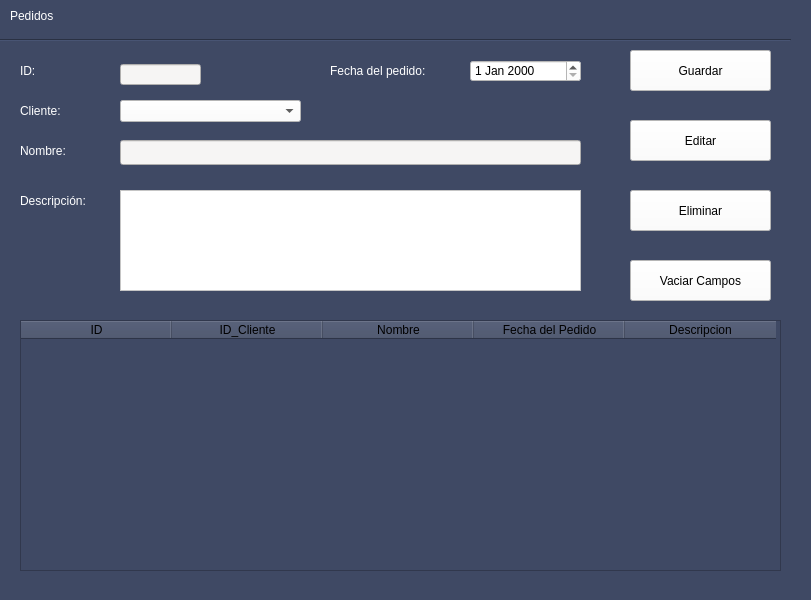
This is Proyecto/Interfaces/Ui/Pedidos.ui in EdCenten0/MAPA-Python as Qt 5 draws it before an edit. The edited form follows.
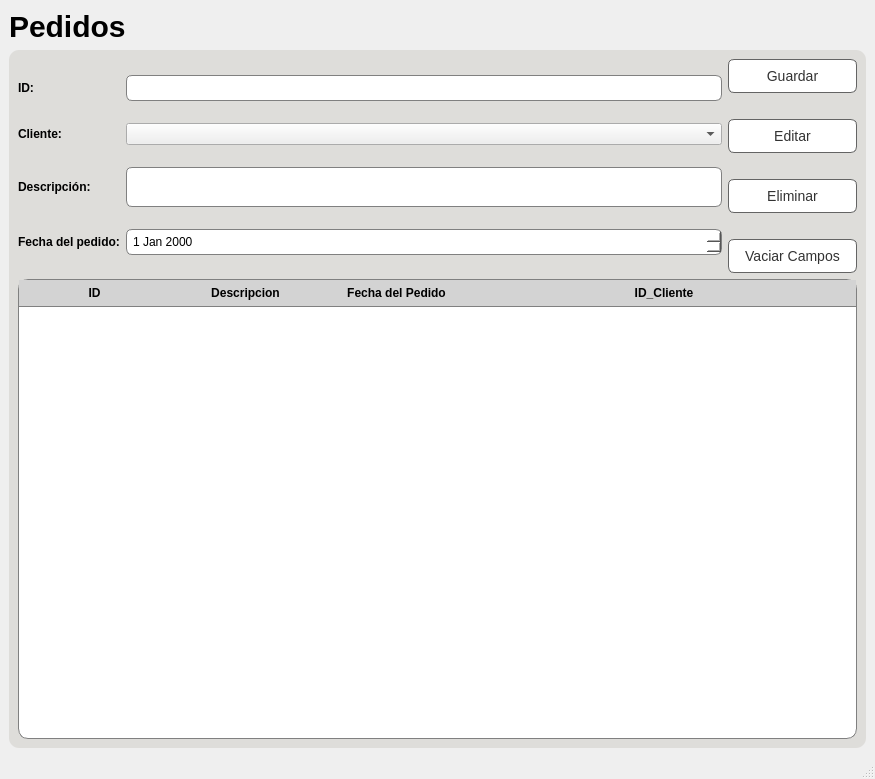
This is the edited form.

Commit message: Cambio de diseño

```diff
--- a/Proyecto/Interfaces/Ui/Pedidos.ui
+++ b/Proyecto/Interfaces/Ui/Pedidos.ui
@@ -6,312 +6,517 @@
    <rect>
     <x>0</x>
     <y>0</y>
-    <width>811</width>
-    <height>600</height>
+    <width>875</width>
+    <height>779</height>
    </rect>
   </property>
   <property name="windowTitle">
    <string>Pedidos</string>
   </property>
   <property name="styleSheet">
-   <string notr="true">background-color: rgb(63, 73, 100);
-</string>
+   <string notr="true"/>
   </property>
   <widget class="QWidget" name="centralwidget">
-   <widget class="QTableWidget" name="tb_Pedidos">
-    <property name="geometry">
-     <rect>
-      <x>20</x>
-      <y>320</y>
-      <width>761</width>
-      <height>251</height>
-     </rect>
-    </property>
-    <attribute name="horizontalHeaderDefaultSectionSize">
-     <number>151</number>
-    </attribute>
-    <column>
-     <property name="text">
-      <string>ID</string>
-     </property>
-    </column>
-    <column>
-     <property name="text">
-      <string>ID_Cliente</string>
-     </property>
-    </column>
-    <column>
-     <property name="text">
-      <string>Nombre</string>
-     </property>
-    </column>
-    <column>
-     <property name="text">
-      <string>Fecha del Pedido</string>
-     </property>
-    </column>
-    <column>
-     <property name="text">
-      <string>Descripcion</string>
-     </property>
-    </column>
-   </widget>
-   <widget class="QLabel" name="label">
-    <property name="geometry">
-     <rect>
-      <x>10</x>
-      <y>0</y>
-      <width>191</width>
-      <height>31</height>
-     </rect>
-    </property>
-    <property name="styleSheet">
-     <string notr="true">font: 20pt &quot;MS Shell Dlg 2&quot;;
-color: rgb(255, 255, 255);</string>
-    </property>
-    <property name="text">
-     <string>Pedidos</string>
-    </property>
-   </widget>
-   <widget class="Line" name="line">
-    <property name="geometry">
-     <rect>
-      <x>0</x>
-      <y>30</y>
-      <width>791</width>
-      <height>20</height>
-     </rect>
-    </property>
-    <property name="sizePolicy">
-     <sizepolicy hsizetype="Fixed" vsizetype="Fixed">
-      <horstretch>0</horstretch>
-      <verstretch>0</verstretch>
-     </sizepolicy>
-    </property>
-    <property name="orientation">
-     <enum>Qt::Horizontal</enum>
-    </property>
-   </widget>
-   <widget class="QDateEdit" name="dt_pedido">
-    <property name="geometry">
-     <rect>
-      <x>470</x>
-      <y>60</y>
-      <width>111</width>
-      <height>22</height>
-     </rect>
-    </property>
-    <property name="styleSheet">
-     <string notr="true">background-color: rgb(255, 255, 255);</string>
-    </property>
-   </widget>
-   <widget class="QLabel" name="label_6">
-    <property name="geometry">
-     <rect>
-      <x>20</x>
-      <y>60</y>
-      <width>71</width>
-      <height>21</height>
-     </rect>
-    </property>
-    <property name="styleSheet">
-     <string notr="true">font: 12pt &quot;MS Shell Dlg 2&quot;;
-color: rgb(255, 255, 255);</string>
-    </property>
-    <property name="text">
-     <string>ID:</string>
-    </property>
-   </widget>
-   <widget class="QLineEdit" name="line_Id">
-    <property name="enabled">
-     <bool>false</bool>
-    </property>
-    <property name="geometry">
-     <rect>
-      <x>120</x>
-      <y>64</y>
-      <width>81</width>
-      <height>21</height>
-     </rect>
-    </property>
-    <property name="styleSheet">
-     <string notr="true">background-color: rgb(246, 245, 244);</string>
-    </property>
-   </widget>
-   <widget class="QLabel" name="label_7">
-    <property name="geometry">
-     <rect>
-      <x>20</x>
-      <y>140</y>
-      <width>71</width>
-      <height>21</height>
-     </rect>
-    </property>
-    <property name="styleSheet">
-     <string notr="true">font: 12pt &quot;MS Shell Dlg 2&quot;;
-color: rgb(255, 255, 255);</string>
-    </property>
-    <property name="text">
-     <string>Nombre:</string>
-    </property>
-   </widget>
-   <widget class="QLineEdit" name="line_Nombre">
-    <property name="enabled">
-     <bool>true</bool>
-    </property>
-    <property name="geometry">
-     <rect>
-      <x>120</x>
-      <y>140</y>
-      <width>461</width>
-      <height>25</height>
-     </rect>
-    </property>
-    <property name="styleSheet">
-     <string notr="true">background-color: rgb(246, 245, 244);</string>
-    </property>
-   </widget>
-   <widget class="QTextEdit" name="line_Descripcion">
-    <property name="geometry">
-     <rect>
-      <x>120</x>
-      <y>190</y>
-      <width>461</width>
-      <height>101</height>
-     </rect>
-    </property>
-    <property name="styleSheet">
-     <string notr="true">background-color: rgb(255, 255, 255);</string>
-    </property>
-   </widget>
-   <widget class="QLabel" name="label_8">
-    <property name="geometry">
-     <rect>
-      <x>20</x>
-      <y>190</y>
-      <width>91</width>
-      <height>21</height>
-     </rect>
-    </property>
-    <property name="styleSheet">
-     <string notr="true">font: 12pt &quot;MS Shell Dlg 2&quot;;
-color: rgb(255, 255, 255);</string>
-    </property>
-    <property name="text">
-     <string>Descripción:</string>
-    </property>
-   </widget>
-   <widget class="QLabel" name="label_9">
-    <property name="geometry">
-     <rect>
-      <x>330</x>
-      <y>60</y>
-      <width>131</width>
-      <height>21</height>
-     </rect>
-    </property>
-    <property name="styleSheet">
-     <string notr="true">font: 12pt &quot;MS Shell Dlg 2&quot;;
-color: rgb(255, 255, 255);</string>
-    </property>
-    <property name="text">
-     <string>Fecha del pedido:</string>
-    </property>
-   </widget>
-   <widget class="QPushButton" name="bt_Guardar">
-    <property name="geometry">
-     <rect>
-      <x>630</x>
-      <y>50</y>
-      <width>141</width>
-      <height>41</height>
-     </rect>
-    </property>
-    <property name="styleSheet">
-     <string notr="true">background-color: rgb(255, 255, 255);</string>
-    </property>
-    <property name="text">
-     <string>Guardar</string>
-    </property>
-   </widget>
-   <widget class="QPushButton" name="bt_Eliminar">
-    <property name="geometry">
-     <rect>
-      <x>630</x>
-      <y>190</y>
-      <width>141</width>
-      <height>41</height>
-     </rect>
-    </property>
-    <property name="styleSheet">
-     <string notr="true">background-color: rgb(255, 255, 255);</string>
-    </property>
-    <property name="text">
-     <string>Eliminar</string>
-    </property>
-   </widget>
-   <widget class="QPushButton" name="bt_Editar">
-    <property name="geometry">
-     <rect>
-      <x>630</x>
-      <y>120</y>
-      <width>141</width>
-      <height>41</height>
-     </rect>
-    </property>
-    <property name="styleSheet">
-     <string notr="true">background-color: rgb(255, 255, 255);</string>
-    </property>
-    <property name="text">
-     <string>Editar</string>
-    </property>
-   </widget>
-   <widget class="QPushButton" name="bt_Vaciar">
-    <property name="geometry">
-     <rect>
-      <x>630</x>
-      <y>260</y>
-      <width>141</width>
-      <height>41</height>
-     </rect>
-    </property>
-    <property name="styleSheet">
-     <string notr="true">background-color: rgb(255, 255, 255);</string>
-    </property>
-    <property name="text">
-     <string>Vaciar Campos</string>
-    </property>
-   </widget>
-   <widget class="QLabel" name="label_10">
-    <property name="geometry">
-     <rect>
-      <x>20</x>
-      <y>100</y>
-      <width>91</width>
-      <height>21</height>
-     </rect>
-    </property>
-    <property name="styleSheet">
-     <string notr="true">font: 12pt &quot;MS Shell Dlg 2&quot;;
-color: rgb(255, 255, 255);</string>
-    </property>
-    <property name="text">
-     <string>Cliente:</string>
-    </property>
-   </widget>
-   <widget class="QComboBox" name="cb_cliente">
-    <property name="geometry">
-     <rect>
-      <x>120</x>
-      <y>100</y>
-      <width>181</width>
-      <height>22</height>
-     </rect>
-    </property>
-    <property name="styleSheet">
-     <string notr="true">background-color: rgb(255, 255, 255);</string>
-    </property>
-   </widget>
+   <layout class="QGridLayout" name="gridLayout_6">
+    <item row="1" column="0">
+     <widget class="QFrame" name="frame">
+      <property name="styleSheet">
+       <string notr="true">QFrame{
+	background-color: rgb(222, 221, 218);
+	border:none;
+}
+QPushButton {
+	background-color:rgb(255, 255, 255);
+	border:1px solid rgb(100,100,100);
+	color:rgb(50,50,50);
+    padding: 8px 16px;
+    border-radius: 6px;
+    font-size: 14px;
+}
+
+QPushButton:hover {
+    background-color: #D6D2D1;
+}
+
+QPushButton:pressed {
+    background-color: #52c7ff;
+}
+
+QLabel{
+		font-weight:500;
+}
+
+*{
+		font-family:&quot;Inter&quot;, sans-serif;
+		
+}
+
+QFrame{
+		background-color: rgb(222, 221, 218);
+		border-radius:10%;
+}
+
+QLineEdit {
+    background-color: white;
+    border: 1px solid gray;
+    padding: 4px;
+    border-radius: 6px;
+    font-size: 12px;
+}
+
+QLineEdit:focus {
+    border-color: #3daee9;
+    outline: none;
+}
+
+QLineEdit::hover {
+    background-color: #f0f0f0;
+}
+
+QTextEdit {
+    background-color: white;
+    border: 1px solid gray;
+    padding: 4px;
+    border-radius: 6px;
+    font-size: 12px;
+}
+
+QTextEdit:focus {
+    border-color: #3daee9;
+    outline: none;
+}
+
+QTextEdit::hover {
+    background-color: #f0f0f0;
+}
+
+QLabel{
+		font-weight:500;
+}</string>
+      </property>
+      <property name="frameShape">
+       <enum>QFrame::StyledPanel</enum>
+      </property>
+      <property name="frameShadow">
+       <enum>QFrame::Raised</enum>
+      </property>
+      <layout class="QGridLayout" name="gridLayout_2">
+       <item row="1" column="1">
+        <layout class="QVBoxLayout" name="verticalLayout_2">
+         <item>
+          <widget class="QTableWidget" name="tb_Pedidos">
+           <property name="styleSheet">
+            <string notr="true">QTableView QHeaderView::section {
+    font-size: 12px;
+    font-weight: bold;
+    background-color: lightgray;
+    padding: 4px;
+    border: none;
+    border-bottom: 1px solid gray;
+}
+
+QTableView {
+    background-color: white;
+    border: 1px solid gray;
+}
+
+QTableView QScrollBar:vertical {
+    width: 14px;
+    background-color: lightgray;
+}
+
+QTableView QScrollBar::handle:vertical {
+    background-color: gray;
+    border-radius: 7px;
+}
+
+QTableView QScrollBar::add-line:vertical,
+QTableView QScrollBar::sub-line:vertical {
+    background-color: transparent;
+}
+
+QTableView QScrollBar::add-page:vertical,
+QTableView QScrollBar::sub-page:vertical {
+    background-color: transparent;
+}
+
+QTableView QScrollBar:horizontal {
+    height: 14px;
+    background-color: lightgray;
+}
+
+QTableView QScrollBar::handle:horizontal {
+    background-color: gray;
+    border-radius: 7px;
+}
+
+QTableView QScrollBar::add-line:horizontal,
+QTableView QScrollBar::sub-line:horizontal {
+    background-color: transparent;
+}
+
+QTableView QScrollBar::add-page:horizontal,
+QTableView QScrollBar::sub-page:horizontal {
+    background-color: transparent;
+}
+</string>
+           </property>
+           <attribute name="horizontalHeaderDefaultSectionSize">
+            <number>151</number>
+           </attribute>
+           <attribute name="horizontalHeaderStretchLastSection">
+            <bool>true</bool>
+           </attribute>
+           <column>
+            <property name="text">
+             <string>ID</string>
+            </property>
+           </column>
+           <column>
+            <property name="text">
+             <string>Descripcion</string>
+            </property>
+           </column>
+           <column>
+            <property name="text">
+             <string>Fecha del Pedido</string>
+            </property>
+           </column>
+           <column>
+            <property name="text">
+             <string>ID_Cliente</string>
+            </property>
+           </column>
+          </widget>
+         </item>
+        </layout>
+       </item>
+       <item row="0" column="1">
+        <layout class="QGridLayout" name="gridLayout">
+         <item row="1" column="0">
+          <layout class="QGridLayout" name="gridLayout_5">
+           <item row="3" column="1">
+            <widget class="QDateEdit" name="dt_pedido">
+             <property name="styleSheet">
+              <string notr="true">QDateEdit {
+    background-color: white;
+    border: 1px solid gray;
+    padding: 4px;
+    border-radius: 6px;
+    font-size: 12px;
+}
+
+QDateEdit:focus {
+    border-color: #3daee9;
+    outline: none;
+}
+
+QDateEdit::hover {
+    background-color: #f0f0f0;
+}
+
+</string>
+             </property>
+            </widget>
+           </item>
+           <item row="2" column="0">
+            <widget class="QLabel" name="label_8">
+             <property name="styleSheet">
+              <string notr="true"/>
+             </property>
+             <property name="text">
+              <string>Descripción:</string>
+             </property>
+            </widget>
+           </item>
+           <item row="3" column="0">
+            <widget class="QLabel" name="label_9">
+             <property name="styleSheet">
+              <string notr="true"/>
+             </property>
+             <property name="text">
+              <string>Fecha del pedido:</string>
+             </property>
+            </widget>
+           </item>
+           <item row="1" column="1">
+            <widget class="QComboBox" name="cb_cliente">
+             <property name="styleSheet">
+              <string notr="true">QLineEdit {
+    background-color: white;
+    border: 1px solid gray;
+    padding: 4px;
+    border-radius: 6px;
+    font-size: 12px;
+}
+
+QLineEdit:focus {
+    border-color: #3daee9;
+    outline: none;
+}
+
+QLineEdit::hover {
+    background-color: #f0f0f0;
+}</string>
+             </property>
+            </widget>
+           </item>
+           <item row="0" column="1">
+            <widget class="QLineEdit" name="line_Id">
+             <property name="enabled">
+              <bool>false</bool>
+             </property>
+             <property name="styleSheet">
+              <string notr="true">QLineEdit {
+    background-color: white;
+    border: 1px solid gray;
+    padding: 4px;
+    border-radius: 6px;
+    font-size: 12px;
+}
+
+QLineEdit:focus {
+    border-color: #3daee9;
+    outline: none;
+}
+
+QLineEdit::hover {
+    background-color: #f0f0f0;
+}</string>
+             </property>
+            </widget>
+           </item>
+           <item row="0" column="0">
+            <widget class="QLabel" name="label_6">
+             <property name="styleSheet">
+              <string notr="true"/>
+             </property>
+             <property name="text">
+              <string>ID:</string>
+             </property>
+            </widget>
+           </item>
+           <item row="1" column="0">
+            <widget class="QLabel" name="label_10">
+             <property name="styleSheet">
+              <string notr="true"/>
+             </property>
+             <property name="text">
+              <string>Cliente:</string>
+             </property>
+            </widget>
+           </item>
+           <item row="2" column="1">
+            <widget class="QTextEdit" name="line_Descripcion">
+             <property name="maximumSize">
+              <size>
+               <width>2000</width>
+               <height>40</height>
+              </size>
+             </property>
+             <property name="styleSheet">
+              <string notr="true">QTextEdit {
+    background-color: white;
+    border: 1px solid gray;
+    padding: 4px;
+    border-radius: 6px;
+    font-size: 12px;
+}
+
+QTextEdit:focus {
+    border-color: #3daee9;
+    outline: none;
+}
+
+QTextEdit::hover {
+    background-color: #f0f0f0;
+}</string>
+             </property>
+            </widget>
+           </item>
+          </layout>
+         </item>
+         <item row="1" column="1">
+          <layout class="QGridLayout" name="gridLayout_3">
+           <item row="0" column="0">
+            <layout class="QVBoxLayout" name="verticalLayout">
+             <property name="topMargin">
+              <number>0</number>
+             </property>
+             <item>
+              <widget class="QPushButton" name="bt_Guardar">
+               <property name="styleSheet">
+                <string notr="true">QPushButton {
+	background-color:rgb(255, 255, 255);
+	border:1px solid rgb(100,100,100);
+	color:rgb(50,50,50);
+    padding: 8px 16px;
+    border-radius: 6px;
+    font-size: 14px;
+}
+
+QPushButton:hover {
+    background-color: #D6D2D1;
+}
+
+QPushButton:pressed {
+    background-color: #52c7ff;
+}
+</string>
+               </property>
+               <property name="text">
+                <string>Guardar</string>
+               </property>
+              </widget>
+             </item>
+             <item>
+              <spacer name="verticalSpacer">
+               <property name="orientation">
+                <enum>Qt::Vertical</enum>
+               </property>
+               <property name="sizeType">
+                <enum>QSizePolicy::Fixed</enum>
+               </property>
+               <property name="sizeHint" stdset="0">
+                <size>
+                 <width>20</width>
+                 <height>20</height>
+                </size>
+               </property>
+              </spacer>
+             </item>
+             <item>
+              <widget class="QPushButton" name="bt_Editar">
+               <property name="styleSheet">
+                <string notr="true">QPushButton {
+	background-color:rgb(255, 255, 255);
+	border:1px solid rgb(100,100,100);
+	color:rgb(50,50,50);
+    padding: 8px 16px;
+    border-radius: 6px;
+    font-size: 14px;
+}
+
+QPushButton:hover {
+    background-color: #D6D2D1;
+}
+
+QPushButton:pressed {
+    background-color: #52c7ff;
+}
+</string>
+               </property>
+               <property name="text">
+                <string>Editar</string>
+               </property>
+              </widget>
+             </item>
+             <item>
+              <spacer name="verticalSpacer_2">
+               <property name="orientation">
+                <enum>Qt::Vertical</enum>
+               </property>
+               <property name="sizeType">
+                <enum>QSizePolicy::Fixed</enum>
+               </property>
+               <property name="sizeHint" stdset="0">
+                <size>
+                 <width>20</width>
+                 <height>20</height>
+                </size>
+               </property>
+              </spacer>
+             </item>
+             <item>
+              <widget class="QPushButton" name="bt_Eliminar">
+               <property name="styleSheet">
+                <string notr="true">QPushButton {
+	background-color:rgb(255, 255, 255);
+	border:1px solid rgb(100,100,100);
+	color:rgb(50,50,50);
+    padding: 8px 16px;
+    border-radius: 6px;
+    font-size: 14px;
+}
+
+QPushButton:hover {
+    background-color: #D6D2D1;
+}
+
+QPushButton:pressed {
+    background-color: #52c7ff;
+}
+</string>
+               </property>
+               <property name="text">
+                <string>Eliminar</string>
+               </property>
+              </widget>
+             </item>
+             <item>
+              <spacer name="verticalSpacer_3">
+               <property name="orientation">
+                <enum>Qt::Vertical</enum>
+               </property>
+               <property name="sizeType">
+                <enum>QSizePolicy::Fixed</enum>
+               </property>
+               <property name="sizeHint" stdset="0">
+                <size>
+                 <width>20</width>
+                 <height>20</height>
+                </size>
+               </property>
+              </spacer>
+             </item>
+             <item>
+              <widget class="QPushButton" name="bt_Vaciar">
+               <property name="styleSheet">
+                <string notr="true">QPushButton {
+	background-color:rgb(255, 255, 255);
+	border:1px solid rgb(100,100,100);
+	color:rgb(50,50,50);
+    padding: 8px 16px;
+    border-radius: 6px;
+    font-size: 14px;
+}
+
+QPushButton:hover {
+    background-color: #D6D2D1;
+}
+
+QPushButton:pressed {
+    background-color: #52c7ff;
+}
+</string>
+               </property>
+               <property name="text">
+                <string>Vaciar Campos</string>
+               </property>
+              </widget>
+             </item>
+            </layout>
+           </item>
+          </layout>
+         </item>
+        </layout>
+       </item>
+      </layout>
+     </widget>
+    </item>
+    <item row="0" column="0">
+     <widget class="QLabel" name="label">
+      <property name="styleSheet">
+       <string notr="true">font-family:&quot;Inter&quot;, sans-serif;
+font-size:30px;
+font-weight:500;</string>
+      </property>
+      <property name="text">
+       <string>Pedidos</string>
+      </property>
+     </widget>
+    </item>
+   </layout>
   </widget>
   <widget class="QStatusBar" name="statusbar"/>
  </widget>
```
The commit also changes 1 other file.
